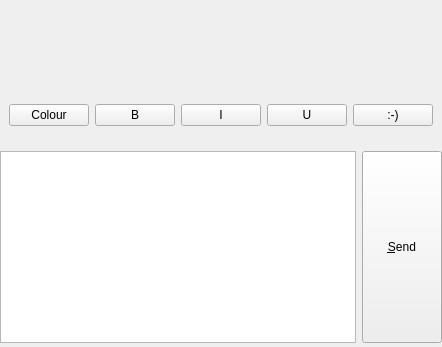
Qt form lib/chatwidget.ui (KDE/ktp-text-ui) before a commit.
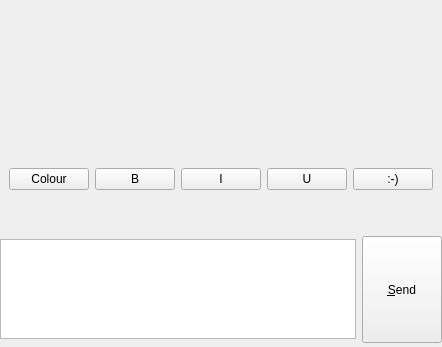
The same form after that commit. Custom widgets are drawn as their Qt base class.

Commit message: Add a maxmium height on the text input box.

The edit to the form file:
```diff
--- a/lib/chatwidget.ui
+++ b/lib/chatwidget.ui
@@ -120,6 +120,12 @@
          <verstretch>0</verstretch>
         </sizepolicy>
        </property>
+       <property name="maximumSize">
+        <size>
+         <width>16777215</width>
+         <height>100</height>
+        </size>
+       </property>
        <property name="frameShape">
         <enum>QFrame::StyledPanel</enum>
        </property>
```
The commit also changes 1 other file.
